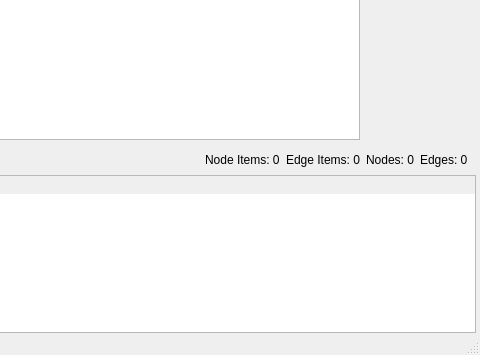
Before: the Qt Designer form src/netsim.ui in TylerLayton123/NetworkSimulator, drawn with Qt 5; both pictures show x 820 to 1300 and y 395 to 750 of the 1300 by 750 pixel window.
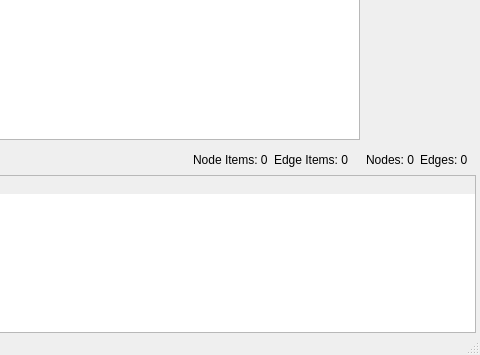
After: the same form once the commit is applied.

Patch:
```diff
--- a/src/netsim.ui
+++ b/src/netsim.ui
@@ -155,24 +155,26 @@
             <property name="sizeHint" stdset="0"><size><width>40</width><height>0</height></size></property>
            </spacer></item>
 
+
+
+           <item>
+            <widget class="QLabel" name="nodeItemsLabel">
+             <property name="text"><string>Node Items: 0</string></property>
+            </widget>
+           </item>
+
+           <item>
+            <widget class="QLabel" name="edgeItemsLabel">
+             <property name="text"><string>Edge Items: 0</string></property>
+            </widget>
+           </item>
+
             <item><spacer name="tbSpacer2">
             <property name="orientation"><enum>Qt::Horizontal</enum></property>
             <property name="sizeType"><enum>QSizePolicy::Fixed</enum></property>
             <property name="sizeHint" stdset="0"><size><width>12</width><height>0</height></size></property>
            </spacer></item>
 
-           <item>
-            <widget class="QLabel" name="nodeItemsLabel">
-             <property name="text"><string>Node Items: 0</string></property>
-            </widget>
-           </item>
-
-           <item>
-            <widget class="QLabel" name="edgeItemsLabel">
-             <property name="text"><string>Edge Items: 0</string></property>
-            </widget>
-           </item>
-
 
            <item>
             <widget class="QLabel" name="nodeCountLabel">
```
